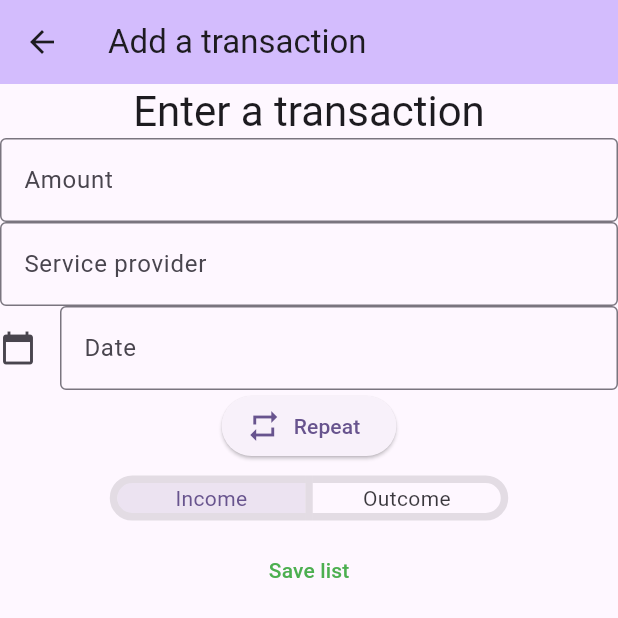
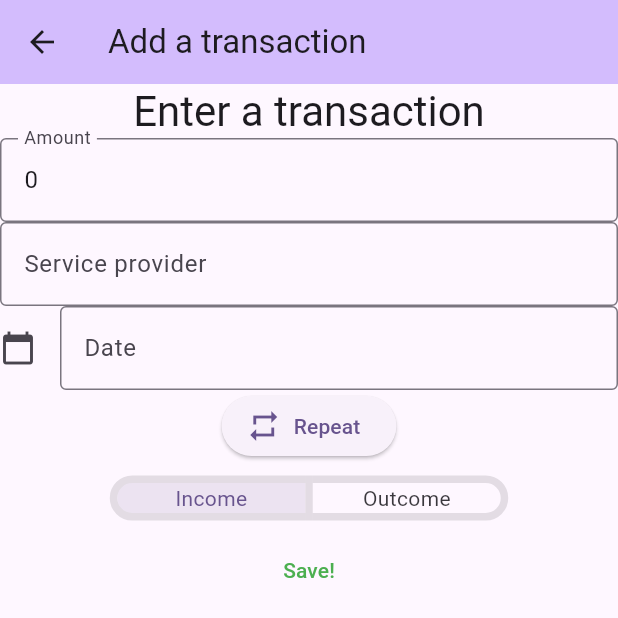
Before and after one commit to Troyansky1/YAMM, a Flutter app: the screen it shows after launch, after a tap on the "add" icon, on a phone screen of 412 x 824 dp, the top half of it. Run offline on Flutter 3.47's test engine with Material 3 defaults, Android fonts, the phone set to English and light mode, and no system bars; our stand-ins replace csv, file_picker, permission_handler; missing offline and left inert: dart:ffi.

Commit message:
Can add a new transaction and show all transactions on home screen (including new one)

```diff
--- a/yamm_app/lib/AddTransaction.dart
+++ b/yamm_app/lib/AddTransaction.dart
@@ -1,7 +1,11 @@
+import 'dart:ffi';
+
 import 'package:flutter/material.dart';
 import 'package:intl/intl.dart';
+import 'package:yamm_app/SaveAndLoadCsv.dart';
 import 'package:yamm_app/Transaction.dart';
-import 'package:yamm_app/SaveAndLoadCsv.dart';
+import 'package:yamm_app/TransactionControllers.dart';
+//import 'package:yamm_app/SaveAndLoadCsv.dart';
 
 enum RepeatOptions {
   noRepeat('Does not repeat'),
@@ -15,7 +19,8 @@ enum RepeatOptions {
 }
 
 class AddTransaction extends StatefulWidget {
-  const AddTransaction({super.key});
+  const AddTransaction({super.key, required this.id});
+  final int id;
   final String title = "Add a transaction";
 
   @override
@@ -23,16 +28,8 @@ class AddTransaction extends StatefulWidget {
 }
 
 class _AddTransactionState extends State<AddTransaction> {
-  Transaction newTransaction = Transaction(0, '', 100);
-
-  //Input controllers
-  var amountCont = TextEditingController();
-  var titleCont = TextEditingController();
-  var isOutcomeCont = TextEditingController();
-  var dateCont = TextEditingController();
-  var serviceProviderCont = TextEditingController();
-  var repeatOptionCont = TextEditingController();
-  var endDateCont = TextEditingController();
+  Transaction newTransaction = Transaction.forDebug(0, '', 100);
+  TransactionControllers controllers = TransactionControllers();
   int? selectedRepeatEnd;
   bool repeat = false;
   bool isIncome = true;
@@ -55,11 +52,15 @@ class _AddTransactionState extends State<AddTransaction> {
     });
   }
 
-  void buildAndVarifyTransaction() {}
+  void varifyAndSaveTransaction(id) {
+    List<dynamic> transactionToSave;
+    transactionToSave = controllers.buildTransactionItem(id);
+    AppendItemToCsv(transactionToSave);
+  }
 
   @override
   void initState() {
-    amountCont.text = ""; //set the initial value of text field
+    controllers.initCOntrollers();
     super.initState();
   }
 
@@ -88,16 +89,19 @@ class _AddTransactionState extends State<AddTransaction> {
               textAlign: TextAlign.left,
               style: Theme.of(context).textTheme.headlineMedium,
             ),
-            const TextField(
-                decoration: InputDecoration(
-                    border: OutlineInputBorder(), labelText: 'Amount'),
-                keyboardType: TextInputType.number),
-            const TextField(
-              decoration: InputDecoration(
-                  border: OutlineInputBorder(), labelText: 'Service provider'),
+            TextField(
+              decoration: const InputDecoration(
+                  border: OutlineInputBorder(), labelText: 'Amount'),
+              keyboardType: TextInputType.number,
+              controller: controllers.amountCont,
             ),
             TextField(
-              controller: dateCont,
+              decoration: const InputDecoration(
+                  border: OutlineInputBorder(), labelText: 'Service provider'),
+              controller: controllers.serviceProviderCont,
+            ),
+            TextField(
+              controller: controllers.dateCont,
               decoration: const InputDecoration(
                   border: OutlineInputBorder(),
                   icon: Icon(Icons.calendar_today),
@@ -113,10 +117,10 @@ class _AddTransactionState extends State<AddTransaction> {
                 if (pickedDate != null) {
                   //pickedDate output format => 2021-03-10 00:00:00.000
                   String formattedDate =
-                      DateFormat('dd/MM/yy').format(pickedDate);
+                      DateFormat('dd/MM/yy – kk:mm').format(pickedDate);
                   //formatted date output using intl package =>  2021-03-16
                   setState(() {
-                    dateCont.text =
+                    controllers.dateCont.text =
                         formattedDate; //set output date to TextField value.
                   });
                 } else {}
@@ -140,7 +144,7 @@ class _AddTransactionState extends State<AddTransaction> {
                       DropdownMenu<RepeatOptions>(
                         leadingIcon: const Icon(Icons.repeat),
                         initialSelection: RepeatOptions.noRepeat,
-                        controller: repeatOptionCont,
+                        controller: controllers.repeatOptionCont,
                         dropdownMenuEntries: RepeatOptionsEntries,
                         inputDecorationTheme: const InputDecorationTheme(
                           filled: false,
@@ -201,7 +205,7 @@ class _AddTransactionState extends State<AddTransaction> {
                                           child: TextField(
                                             style:
                                                 const TextStyle(fontSize: 20),
-                                            controller: endDateCont,
+                                            controller: controllers.endDateCont,
                                             decoration: const InputDecoration(
                                                 contentPadding:
                                                     EdgeInsets.symmetric(
@@ -230,7 +234,7 @@ class _AddTransactionState extends State<AddTransaction> {
                                                         .format(pickedDate);
                                                 //formatted date output using intl package =>  2021-03-16
                                                 setState(() {
-                                                  endDateCont.text =
+                                                  controllers.endDateCont.text =
                                                       formattedDate; //set output date to TextField value.
                                                 });
                                               } else {}
@@ -302,10 +306,11 @@ class _AddTransactionState extends State<AddTransaction> {
               children: const [Text("Income"), Text("Outcome")],
             ),
             TextButton(
-              onPressed: () => buildAndVarifyTransaction(),
-              //writeListToCsv(transactionsList),
+              onPressed: () =>
+                  {varifyAndSaveTransaction(widget.id), Navigator.pop(context)},
+              //writeListToCsv(),
               child: const Text(
-                "Save list",
+                "Save!",
                 style: TextStyle(color: Colors.green),
               ),
             ),
--- a/yamm_app/lib/HomePage.dart
+++ b/yamm_app/lib/HomePage.dart
@@ -5,7 +5,6 @@ import 'package:yamm_app/addTransaction.dart';
 
 class HomePage extends StatefulWidget {
   const HomePage({super.key, required this.title});
-
   final String title;
 
   @override
@@ -13,32 +12,37 @@ class HomePage extends StatefulWidget {
 }
 
 class _MyHomePageState extends State<HomePage> {
-  //late List<List<dynamic>> employeeData;
-
   late List<List<dynamic>> transactionsList;
   late List<List<dynamic>> ImportedTransactionsList;
+  late int TransactionId = 0;
 
   List<Transaction> transactions = [
-    Transaction(0, 'Generic super', 10),
-    Transaction(1, 'Pharmacy', 20),
-    Transaction(2, 'My clothing store', 100)
+    Transaction.forDebug(0, 'Generic super', 10),
+    Transaction.forDebug(1, 'Pharmacy', 20),
+    Transaction.forDebug(2, 'My clothing store', 100)
   ];
+
+  void reloadList() async {
+    ImportedTransactionsList = await readListFromCsv();
+    setState(() {
+      ImportedTransactionsList = ImportedTransactionsList;
+      TransactionId = getLastID(ImportedTransactionsList);
+    });
+  }
 
   @override
   initState() {
     ImportedTransactionsList = List<List<dynamic>>.empty(growable: true);
     transactionsList = List<List<dynamic>>.empty(growable: true);
     transactionsList = [
-      Transaction(0, 'Generic super', 10).convertToListItem(),
-      Transaction(1, 'Pharmacy', 20).convertToListItem(),
+      Transaction.forDebug(0, 'Generic super', 10).convertToListItem(),
+      Transaction.forDebug(1, 'Pharmacy', 20).convertToListItem(),
     ];
-
-    () async {
-      ImportedTransactionsList = await readListFromCsv();
-      setState(() {
-        ImportedTransactionsList = ImportedTransactionsList;
-      });
-    }();
+    // For debug
+    if (ImportedTransactionsList == []) {
+      writeListToCsv(transactionsList);
+    }
+    reloadList();
   }
 
   List<Widget> getTextWidgets(List<dynamic> lst) {
@@ -68,29 +72,12 @@ class _MyHomePageState extends State<HomePage> {
           mainAxisAlignment: MainAxisAlignment.spaceBetween,
           children: <Widget>[
             TextButton(
-              onPressed: () => writeListToCsv(transactionsList),
-              child: const Text(
-                "Save list",
-                style: TextStyle(color: Colors.green),
-              ),
-            ),
-            //The three buttons are for debug purposes.
-            TextButton(
-              onPressed: () async => {
-                ImportedTransactionsList = await readListFromCsv(),
-                setState(() {
-                  ImportedTransactionsList = ImportedTransactionsList;
-                })
+              onPressed: () => {
+                DeleteCsv(),
+                reloadList(),
               },
               child: const Text(
-                "Load list",
-                style: TextStyle(color: Colors.green),
-              ),
-            ),
-            TextButton(
-              onPressed: () => DeleteCsv(),
-              child: const Text(
-                "Delete list",
+                "Clear list",
                 style: TextStyle(color: Colors.green),
               ),
             ),
@@ -117,8 +104,13 @@ class _MyHomePageState extends State<HomePage> {
         onPressed: () {
           Navigator.push(
             context,
-            MaterialPageRoute(builder: (context) => const AddTransaction()),
-          );
+            MaterialPageRoute(
+                builder: (context) => AddTransaction(id: TransactionId)),
+          ).then((data) {
+            // then will return value when the loginScreen's pop is called.
+            reloadList();
+          });
+          ;
         },
         tooltip: 'Add a transaction',
         child: const Icon(Icons.add),
--- a/yamm_app/lib/Transaction.dart
+++ b/yamm_app/lib/Transaction.dart
@@ -1,26 +1,27 @@
-
 import 'package:intl/intl.dart';
 
 class Transaction {
+  int minAmount = 0;
+  int maxAmount = 1000000;
   int id;
-  int amount = 0;
+  double amount = 0;
   bool isOutcome = true; // Default is outcome and not income
-  DateTime date = DateTime.now();
+  String date = "";
   String serviceProvider = "";
   String currency = "";
   String paymentMethod = "";
   String notes = "";
-  Transaction(this.id, this.serviceProvider, this.amount);
+  Transaction.forDebug(this.id, this.serviceProvider, this.amount);
+  Transaction(this.id);
   final Map<String, dynamic> transactionMap = {}; // Is a HashMap
 
   void initMap() {
-    String formattedDate = DateFormat('yyyy-MM-dd – kk:mm').format(date);
     transactionMap.addAll({
       'id': id,
       'serviceProvider': serviceProvider.toString(),
       'amount': amount,
       'isOutcome': isOutcome,
-      'date': formattedDate,
+      'date': date,
     });
   }
 
@@ -35,6 +36,34 @@ class Transaction {
     return lst;
   }
 
+  bool addAmount(double enteredAmount) {
+    if (enteredAmount >= minAmount && enteredAmount < maxAmount) {
+      amount = enteredAmount;
+      return true;
+    } else {
+      return false;
+    }
+  }
+
+  bool addIsOutcome(bool enteredIsOutcome) {
+    isOutcome = enteredIsOutcome;
+    return true;
+  }
+
+  bool addDate(String date) {
+    //String formattedDate = DateFormat('yyyy-MM-dd – kk:mm').format(enteredDate);
+    date = date;
+    return true;
+  }
+
+  bool addServiceProvider(String enteredServiceProvider) {
+    if (enteredServiceProvider != "") {
+      serviceProvider = enteredServiceProvider;
+      return true;
+    }
+    return false;
+  }
+
   List convertToListItem() {
     initMap();
     final valuesList = transactionMap.values.toList(growable: false);
--- /dev/null
+++ b/yamm_app/lib/TransactionControllers.dart
@@ -0,0 +1,36 @@
+import 'package:flutter/material.dart';
+import 'package:intl/intl.dart';
+import 'package:yamm_app/Transaction.dart';
+
+class TransactionControllers {
+  var amountCont = TextEditingController();
+  var titleCont = TextEditingController();
+  var isOutcomeCont = TextEditingController();
+  var dateCont = TextEditingController();
+  var serviceProviderCont = TextEditingController();
+  var repeatOptionCont = TextEditingController();
+  var endDateCont = TextEditingController();
+
+  TransactionControllers();
+
+  void initCOntrollers() {
+    amountCont.text = "0";
+    titleCont.text = "";
+    isOutcomeCont.text = "";
+    dateCont.text = "";
+    serviceProviderCont.text = "";
+    repeatOptionCont.text = "";
+    endDateCont.text = "";
+  }
+
+  bool fieldsVarified() {
+    return false;
+  }
+
+  List<dynamic> buildTransactionItem(int id) {
+    Transaction transaction = Transaction(id);
+    transaction.addAmount(double.parse(amountCont.text));
+    transaction.addDate(dateCont.text);
+    return transaction.convertToListItem();
+  }
+}
```
Also changed, not shown: yamm_app/lib/SaveAndLoadCsv.dart (+24 -4 lines).
